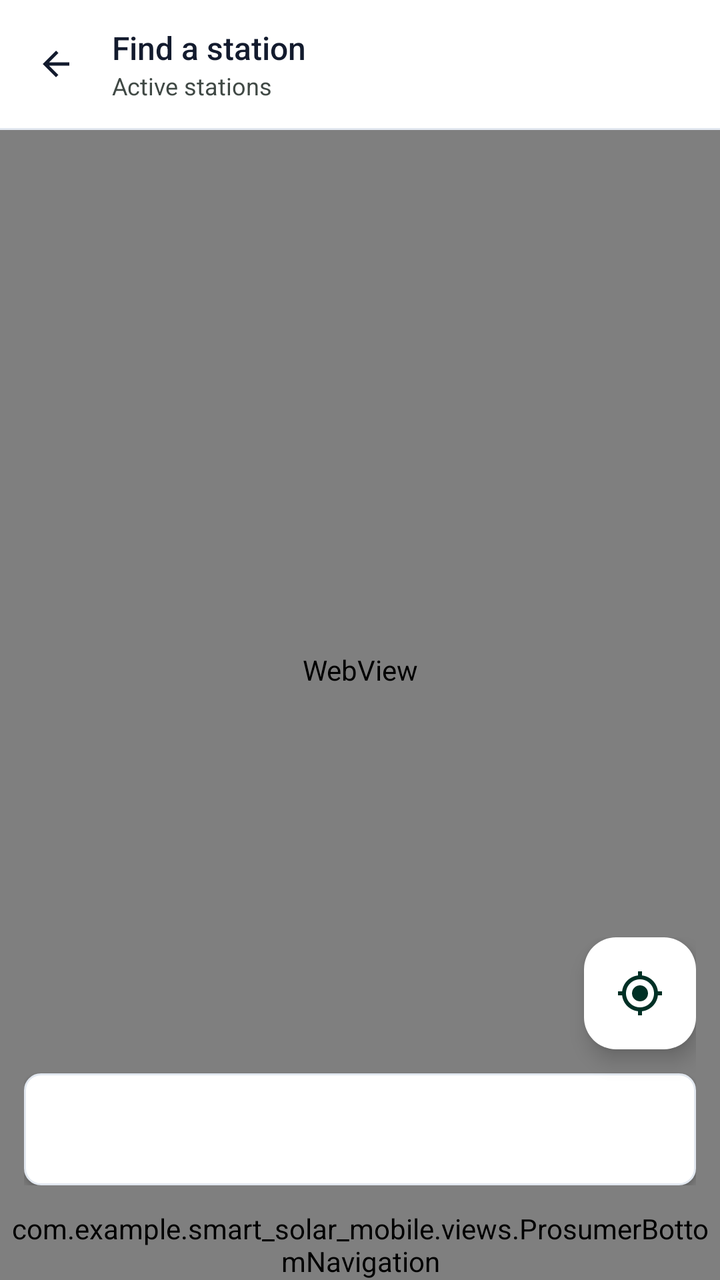
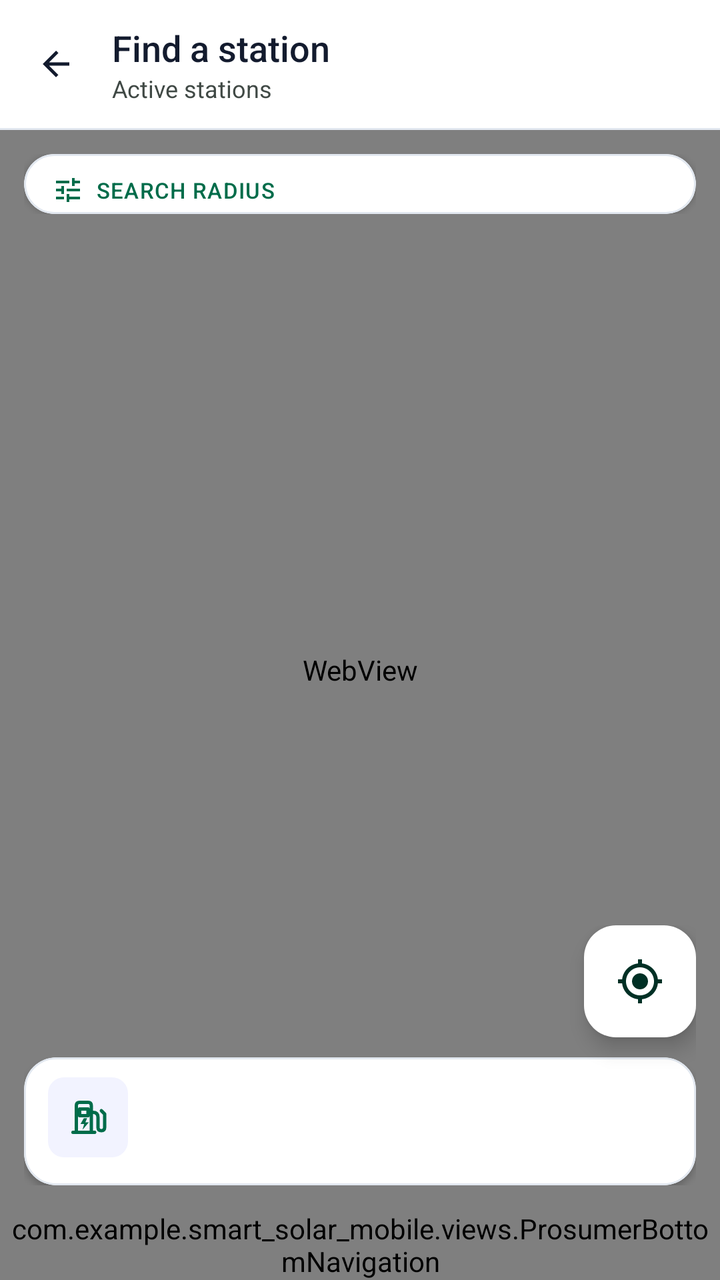

An Android layout rendered at two revisions. The XML below is the earlier revision; the diff shows what the commit changed to produce the second picture.
<!-- AndroidManifest.xml: application theme Theme.Smart_solar_mobile -->
<!-- res/layout/activity_station_map.xml -->
<?xml version="1.0" encoding="utf-8"?>
<LinearLayout xmlns:android="http://schemas.android.com/apk/res/android"
    xmlns:app="http://schemas.android.com/apk/res-auto"
    android:id="@+id/mapRoot"
    android:layout_width="match_parent"
    android:layout_height="match_parent"
    android:background="@color/surface_container_lowest"
    android:orientation="vertical">

    
    <LinearLayout
        android:layout_width="match_parent"
        android:layout_height="64dp"
        android:gravity="center_vertical"
        android:orientation="horizontal"
        android:paddingStart="4dp"
        android:paddingEnd="16dp">

        <com.google.android.material.button.MaterialButton
            android:id="@+id/backButton"
            style="@style/Widget.Material3.Button.IconButton"
            android:layout_width="wrap_content"
            android:layout_height="wrap_content"
            android:contentDescription="@string/back"
            app:icon="@drawable/ic_arrow_back"
            app:iconTint="@color/on_surface" />

        <LinearLayout
            android:layout_width="0dp"
            android:layout_height="wrap_content"
            android:layout_marginStart="4dp"
            android:layout_weight="1"
            android:orientation="vertical">

            <TextView
                android:layout_width="match_parent"
                android:layout_height="wrap_content"
                android:fontFamily="sans-serif-medium"
                android:text="@string/find_station"
                android:textColor="@color/on_surface"
                android:textSize="16sp" />

            <TextView
                android:layout_width="match_parent"
                android:layout_height="wrap_content"
                android:text="@string/station_map_subtitle"
                android:textColor="@color/on_surface_variant"
                android:textSize="12sp" />
        </LinearLayout>
    </LinearLayout>

    <View
        android:layout_width="match_parent"
        android:layout_height="1dp"
        android:background="@color/border_slate" />

    <FrameLayout
        android:layout_width="match_parent"
        android:layout_height="0dp"
        android:layout_weight="1"
        android:background="@color/surface">

        
        <WebView
            android:id="@+id/mapWebView"
            android:layout_width="match_parent"
            android:layout_height="match_parent" />

        
        <HorizontalScrollView
            android:id="@+id/radiusScroll"
            android:layout_width="match_parent"
            android:layout_height="wrap_content"
            android:layout_gravity="top"
            android:clipToPadding="false"
            android:paddingStart="12dp"
            android:paddingTop="8dp"
            android:paddingEnd="12dp"
            android:scrollbars="none">

            <com.google.android.material.chip.ChipGroup
                android:id="@+id/radiusChips"
                android:layout_width="wrap_content"
                android:layout_height="wrap_content"
                app:selectionRequired="true"
                app:singleLine="true"
                app:singleSelection="true" />
        </HorizontalScrollView>

        
        <LinearLayout
            android:id="@+id/bottomOverlay"
            android:layout_width="match_parent"
            android:layout_height="wrap_content"
            android:layout_gravity="bottom"
            android:orientation="vertical"
            android:padding="12dp">

            <com.google.android.material.floatingactionbutton.FloatingActionButton
                android:id="@+id/myLocationButton"
                android:layout_width="wrap_content"
                android:layout_height="wrap_content"
                android:layout_gravity="end"
                android:layout_marginBottom="12dp"
                android:contentDescription="@string/my_location"
                app:backgroundTint="@color/surface_container_lowest"
                app:fabSize="mini"
                app:srcCompat="@drawable/ic_my_location"
                app:tint="@color/primary" />

            <LinearLayout
                android:layout_width="match_parent"
                android:layout_height="wrap_content"
                android:background="@drawable/bg_card"
                android:elevation="2dp"
                android:orientation="vertical"
                android:paddingStart="12dp"
                android:paddingTop="10dp"
                android:paddingEnd="4dp"
                android:paddingBottom="10dp">

                <com.google.android.material.progressindicator.LinearProgressIndicator
                    android:id="@+id/statusProgress"
                    android:layout_width="match_parent"
                    android:layout_height="wrap_content"
                    android:layout_marginEnd="8dp"
                    android:layout_marginBottom="8dp"
                    android:indeterminate="true"
                    android:visibility="gone"
                    app:indicatorColor="@color/secondary"
                    app:trackColor="@color/surface_container" />

                <LinearLayout
                    android:layout_width="match_parent"
                    android:layout_height="wrap_content"
                    android:gravity="center_vertical"
                    android:minHeight="36dp"
                    android:orientation="horizontal">

                    <TextView
                        android:id="@+id/statusText"
                        android:layout_width="0dp"
                        android:layout_height="wrap_content"
                        android:layout_weight="1"
                        android:accessibilityLiveRegion="polite"
                        android:textColor="@color/on_surface"
                        android:textSize="13sp" />

                    <com.google.android.material.button.MaterialButton
                        android:id="@+id/statusActionButton"
                        style="@style/Widget.Material3.Button.TextButton"
                        android:layout_width="wrap_content"
                        android:layout_height="wrap_content"
                        android:textColor="@color/primary"
                        android:visibility="gone" />
                </LinearLayout>
            </LinearLayout>
        </LinearLayout>
    </FrameLayout>

    <com.example.smart_solar_mobile.views.ProsumerBottomNavigation
        android:id="@+id/prosumerBottomNavigation"
        android:layout_width="match_parent"
        android:layout_height="wrap_content" />
</LinearLayout>
<!-- resources referenced by this layout -->
<resources>
  <color name="border_slate">#E2E8F0</color>
  <color name="on_surface">#131B2E</color>
  <color name="on_surface_variant">#404945</color>
  <color name="primary">#003025</color>
  <color name="secondary">#006C4A</color>
  <color name="surface">#FAF8FF</color>
  <color name="surface_container">#EAEDFF</color>
  <color name="surface_container_lowest">#FFFFFF</color>
  <!-- drawable bg_card (drawable) -->
  <?xml version="1.0" encoding="utf-8"?>
  <shape xmlns:android="http://schemas.android.com/apk/res/android" android:shape="rectangle">
      <solid android:color="@color/surface_container_lowest" />
      <corners android:radius="8dp" />
      <stroke android:width="1dp" android:color="@color/border_slate" />
  </shape>
  <!-- drawable ic_arrow_back (drawable) -->
  <vector xmlns:android="http://schemas.android.com/apk/res/android"
      android:width="24dp"
      android:height="24dp"
      android:autoMirrored="true"
      android:viewportWidth="24"
      android:viewportHeight="24">
      <path
          android:fillColor="@android:color/black"
          android:pathData="M20,11H7.83l5.59,-5.59L12,4l-8,8 8,8 1.41,-1.41L7.83,13H20v-2z" />
  </vector>
  <string name="back">Back</string>
  <string name="find_station">Find a station</string>
  <string name="my_location">My location</string>
  <string name="station_map_subtitle">Active stations</string>
  <style name="Base.Theme.Smart_solar_mobile" parent="Theme.Material3.Light.NoActionBar" />
  <color name="on_primary">#FFFFFF</color>
  <color name="primary_container">#044839</color>
  <color name="alert_danger">#720613</color>
  <color name="outline">#707975</color>
  <!-- unchanged entries left out for length: 2 -->
</resources>

<!-- the commit's change to res/layout/activity_station_map.xml (unified diff, before → after) -->
@@ -19,8 +19,8 @@
         <com.google.android.material.button.MaterialButton
             android:id="@+id/backButton"
             style="@style/Widget.Material3.Button.IconButton"
-            android:layout_width="wrap_content"
-            android:layout_height="wrap_content"
+            android:layout_width="48dp"
+            android:layout_height="48dp"
             android:contentDescription="@string/back"
             app:icon="@drawable/ic_arrow_back"
             app:iconTint="@color/on_surface" />
@@ -38,7 +38,7 @@
                 android:fontFamily="sans-serif-medium"
                 android:text="@string/find_station"
                 android:textColor="@color/on_surface"
-                android:textSize="16sp" />
+                android:textSize="18sp" />
 
             <TextView
                 android:layout_width="match_parent"
@@ -67,25 +67,76 @@
             android:layout_height="match_parent" />
 
         
-        <HorizontalScrollView
-            android:id="@+id/radiusScroll"
+        <LinearLayout
+            android:id="@+id/radiusFilterPanel"
             android:layout_width="match_parent"
             android:layout_height="wrap_content"
             android:layout_gravity="top"
-            android:clipToPadding="false"
+            android:orientation="vertical"
             android:paddingStart="12dp"
-            android:paddingTop="8dp"
-            android:paddingEnd="12dp"
-            android:scrollbars="none">
-
-            <com.google.android.material.chip.ChipGroup
-                android:id="@+id/radiusChips"
-                android:layout_width="wrap_content"
-                android:layout_height="wrap_content"
-                app:selectionRequired="true"
-                app:singleLine="true"
-                app:singleSelection="true" />
-        </HorizontalScrollView>
+            android:paddingTop="12dp"
+            android:paddingEnd="12dp">
+
+            <com.google.android.material.card.MaterialCardView
+                android:layout_width="match_parent"
+                android:layout_height="wrap_content"
+                app:cardBackgroundColor="@color/surface_container_lowest"
+                app:cardCornerRadius="16dp"
+                app:cardElevation="2dp"
+                app:strokeColor="@color/border_slate"
+                app:strokeWidth="1dp">
+
+                <LinearLayout
+                    android:layout_width="match_parent"
+                    android:layout_height="wrap_content"
+                    android:orientation="vertical"
+                    android:paddingTop="10dp"
+                    android:paddingBottom="4dp">
+
+                    <LinearLayout
+                        android:layout_width="match_parent"
+                        android:layout_height="wrap_content"
+                        android:gravity="center_vertical"
+                        android:orientation="horizontal"
+                        android:paddingStart="14dp"
+                        android:paddingEnd="14dp">
+
+                        <ImageView
+                            android:layout_width="16dp"
+                            android:layout_height="16dp"
+                            android:importantForAccessibility="no"
+                            android:src="@drawable/ic_tune"
+                            app:tint="@color/secondary" />
+
+                        <TextView
+                            android:layout_width="wrap_content"
+                            android:layout_height="wrap_content"
+                            android:layout_marginStart="6dp"
+                            android:text="@string/station_map_search_radius"
+                            android:textAppearance="@style/TextAppearance.SmartSolar.Overline"
+                            android:textColor="@color/secondary" />
+                    </LinearLayout>
+
+                    
+                    <HorizontalScrollView
+                        android:layout_width="match_parent"
+                        android:layout_height="wrap_content"
+                        android:clipToPadding="false"
+                        android:paddingStart="8dp"
+                        android:paddingEnd="8dp"
+                        android:scrollbars="none">
+
+                        <com.google.android.material.chip.ChipGroup
+                            android:id="@+id/radiusChips"
+                            android:layout_width="wrap_content"
+                            android:layout_height="wrap_content"
+                            app:selectionRequired="true"
+                            app:singleLine="true"
+                            app:singleSelection="true" />
+                    </HorizontalScrollView>
+                </LinearLayout>
+            </com.google.android.material.card.MaterialCardView>
+        </LinearLayout>
 
         
         <LinearLayout
@@ -101,63 +152,103 @@
                 android:layout_width="wrap_content"
                 android:layout_height="wrap_content"
                 android:layout_gravity="end"
-                android:layout_marginBottom="12dp"
+                android:layout_marginBottom="10dp"
                 android:contentDescription="@string/my_location"
                 app:backgroundTint="@color/surface_container_lowest"
-                app:fabSize="mini"
+                app:fabSize="normal"
                 app:srcCompat="@drawable/ic_my_location"
                 app:tint="@color/primary" />
 
-            <LinearLayout
-                android:layout_width="match_parent"
-                android:layout_height="wrap_content"
-                android:background="@drawable/bg_card"
-                android:elevation="2dp"
-                android:orientation="vertical"
-                android:paddingStart="12dp"
-                android:paddingTop="10dp"
-                android:paddingEnd="4dp"
-                android:paddingBottom="10dp">
-
-                <com.google.android.material.progressindicator.LinearProgressIndicator
-                    android:id="@+id/statusProgress"
-                    android:layout_width="match_parent"
-                    android:layout_height="wrap_content"
-                    android:layout_marginEnd="8dp"
-                    android:layout_marginBottom="8dp"
-                    android:indeterminate="true"
-                    android:visibility="gone"
-                    app:indicatorColor="@color/secondary"
-                    app:trackColor="@color/surface_container" />
+            <com.google.android.material.card.MaterialCardView
+                android:layout_width="match_parent"
+                android:layout_height="wrap_content"
+                app:cardBackgroundColor="@color/surface_container_lowest"
+                app:cardCornerRadius="16dp"
+                app:cardElevation="2dp"
+                app:strokeColor="@color/border_slate"
+                app:strokeWidth="1dp">
 
                 <LinearLayout
                     android:layout_width="match_parent"
                     android:layout_height="wrap_content"
-                    android:gravity="center_vertical"
-                    android:minHeight="36dp"
-                    android:orientation="horizontal">
-
-                    <TextView
-                        android:id="@+id/statusText"
-                        android:layout_width="0dp"
-                        android:layout_height="wrap_content"
-                        android:layout_weight="1"
-                        android:accessibilityLiveRegion="polite"
-                        android:textColor="@color/on_surface"
-                        android:textSize="13sp" />
+                    android:minHeight="64dp"
+                    android:orientation="vertical"
+                    android:paddingStart="12dp"
+                    android:paddingTop="10dp"
+                    android:paddingEnd="12dp"
+                    android:paddingBottom="8dp">
+
+                    <LinearLayout
+                        android:layout_width="match_parent"
+                        android:layout_height="wrap_content"
+                        android:gravity="center_vertical"
+                        android:minHeight="40dp"
+                        android:orientation="horizontal">
+
+                        <ImageView
+                            android:layout_width="40dp"
+                            android:layout_height="40dp"
+                            android:background="@drawable/bg_icon_tile"
+                            android:importantForAccessibility="no"
+                            android:padding="10dp"
+                            android:src="@drawable/ic_prosumer_nav_station"
+                            app:tint="@color/secondary" />
+
+                        <LinearLayout
+                            android:layout_width="0dp"
+                            android:layout_height="wrap_content"
+                            android:layout_marginStart="10dp"
+                            android:layout_weight="1"
+                            android:orientation="vertical">
+
+                            <TextView
+                                android:id="@+id/statusText"
+                                android:layout_width="match_parent"
+                                android:layout_height="wrap_content"
+                                android:accessibilityLiveRegion="polite"
+                                android:fontFamily="sans-serif-medium"
+                                android:textColor="@color/on_surface"
+                                android:textSize="13sp" />
+
+                            <TextView
+                                android:id="@+id/statusHint"
+                                android:layout_width="match_parent"
+                                android:layout_height="wrap_content"
+                                android:layout_marginTop="2dp"
+                                android:text="@string/station_map_tap_pin"
+                                android:textColor="@color/on_surface_variant"
+                                android:textSize="12sp"
+                                android:visibility="gone" />
+                        </LinearLayout>
+                    </LinearLayout>
 
                     <com.google.android.material.button.MaterialButton
                         android:id="@+id/statusActionButton"
                         style="@style/Widget.Material3.Button.TextButton"
                         android:layout_width="wrap_content"
                         android:layout_height="wrap_content"
+                        android:layout_gravity="end"
+                        android:layout_marginTop="4dp"
+                        android:insetTop="0dp"
+                        android:insetBottom="0dp"
+                        android:minHeight="48dp"
                         android:textColor="@color/primary"
                         android:visibility="gone" />
                 </LinearLayout>
-            </LinearLayout>
+            </com.google.android.material.card.MaterialCardView>
         </LinearLayout>
     </FrameLayout>
 
+    
+    <com.google.android.material.progressindicator.LinearProgressIndicator
+        android:id="@+id/mapSyncProgress"
+        android:layout_width="match_parent"
+        android:layout_height="wrap_content"
+        android:indeterminate="true"
+        android:visibility="gone"
+        app:indicatorColor="@color/secondary"
+        app:trackColor="@color/surface_container" />
+
     <com.example.smart_solar_mobile.views.ProsumerBottomNavigation
         android:id="@+id/prosumerBottomNavigation"
         android:layout_width="match_parent"
<!-- resource entries referenced after the edit -->
@@ -8,12 +8,11 @@
   <color name="surface">#FAF8FF</color>
   <color name="surface_container">#EAEDFF</color>
   <color name="surface_container_lowest">#FFFFFF</color>
-  <!-- drawable bg_card (drawable) -->
+  <!-- drawable bg_icon_tile (drawable) -->
   <?xml version="1.0" encoding="utf-8"?>
   <shape xmlns:android="http://schemas.android.com/apk/res/android" android:shape="rectangle">
-      <solid android:color="@color/surface_container_lowest" />
+      <solid android:color="@color/surface_container_low" />
       <corners android:radius="8dp" />
-      <stroke android:width="1dp" android:color="@color/border_slate" />
   </shape>
   <!-- drawable ic_arrow_back (drawable) -->
   <vector xmlns:android="http://schemas.android.com/apk/res/android"
@@ -26,10 +25,47 @@
           android:fillColor="@android:color/black"
           android:pathData="M20,11H7.83l5.59,-5.59L12,4l-8,8 8,8 1.41,-1.41L7.83,13H20v-2z" />
   </vector>
+  <!-- drawable ic_prosumer_nav_station (drawable) -->
+  <vector xmlns:android="http://schemas.android.com/apk/res/android"
+      android:width="24dp"
+      android:height="24dp"
+      android:viewportWidth="24"
+      android:viewportHeight="24">
+      <path
+          android:fillColor="@android:color/transparent"
+          android:strokeColor="@android:color/black"
+          android:strokeLineCap="round"
+          android:strokeLineJoin="round"
+          android:strokeWidth="2"
+          android:pathData="M5,21 V5 Q5,3 7,3 H12 Q14,3 14,5 V21 M3,21 H16 M7,7 H12 V11 H7 Z M14,9 H15 Q18,9 18,12 V18 Q18,20 20,20 Q22,20 22,18 V10 L20,8" />
+      <path
+          android:fillColor="@android:color/black"
+          android:pathData="M9.5,12.5 L7.5,16 H9.7 L8.7,19.5 L12.5,15 H10.4 L11.5,12.5 Z" />
+  </vector>
+  <!-- drawable ic_tune (drawable) -->
+  <vector xmlns:android="http://schemas.android.com/apk/res/android"
+      android:width="24dp"
+      android:height="24dp"
+      android:viewportWidth="24"
+      android:viewportHeight="24">
+      <path
+          android:fillColor="@android:color/black"
+          android:pathData="M3,17v2h6v-2L3,17zM3,5v2h10L13,5L3,5zM13,21v-2h8v-2h-8v-2h-2v6h2zM7,9v2L3,11v2h4v2h2L9,9L7,9zM21,13v-2L11,11v2h10zM15,9h2L17,7h4L21,5h-4L17,3h-2v6z" />
+  </vector>
   <string name="back">Back</string>
   <string name="find_station">Find a station</string>
   <string name="my_location">My location</string>
+  <string name="station_map_search_radius">Search radius</string>
   <string name="station_map_subtitle">Active stations</string>
+  <string name="station_map_tap_pin">Tap a map pin to view station details</string>
+  <style name="TextAppearance.SmartSolar.Overline" parent="">
+          <item name="android:textSize">11sp</item>
+          <item name="android:fontFamily">sans-serif-medium</item>
+          <item name="android:letterSpacing">0.04</item>
+          <item name="android:textAllCaps">true</item>
+          <item name="android:textColor">@color/on_surface_variant</item>
+      </style>
+  <color name="surface_container_low">#F2F3FF</color>
   <style name="Base.Theme.Smart_solar_mobile" parent="Theme.Material3.Light.NoActionBar" />
   <color name="on_primary">#FFFFFF</color>
   <color name="primary_container">#044839</color>
